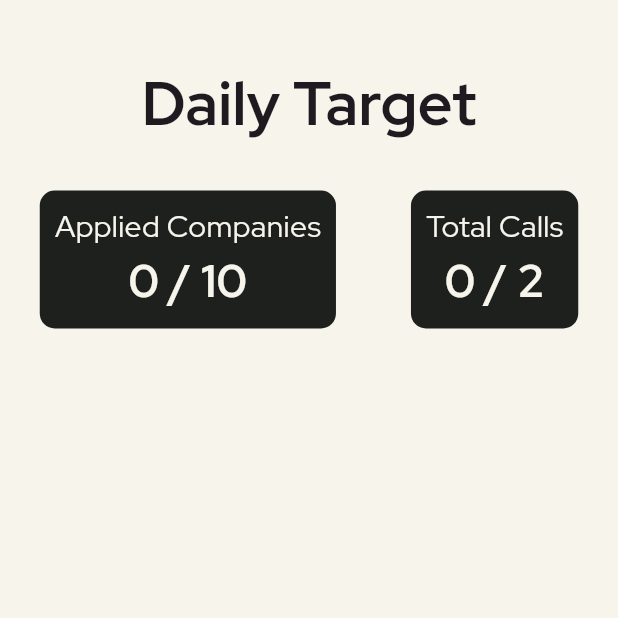
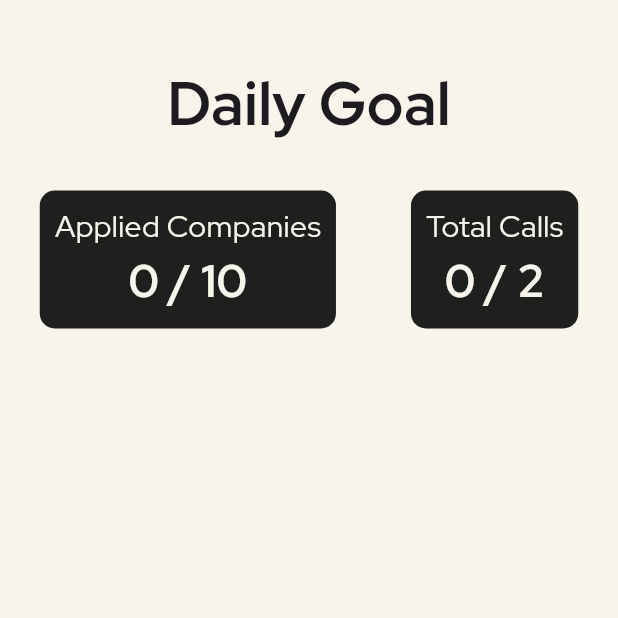
Before and after one commit to mohammedafreedps/JobScope, a Flutter app: the GoalDash screen opened directly, on a phone screen of 412 x 824 dp, the top half of it. Run offline on Flutter 3.47's test engine with Material 3 defaults, Android fonts, the light colour scheme and no system bars; our stand-ins replace fl_chart, google_fonts; missing offline and left inert: bitsdojo_window, gsheets.

Commit message:
Goal text changed

```diff
--- a/lib/screens/home_screen_selector.dart/dash_screens/goal_dash/goal_dash.dart
+++ b/lib/screens/home_screen_selector.dart/dash_screens/goal_dash/goal_dash.dart
@@ -43,7 +43,7 @@ class _GoalDashState extends State<GoalDash> {
               height: 30,
             ),
             const Text(
-              'Daily Target',
+              'Daily Goal',
               style: TextStyle(fontSize: 40, fontWeight: FontWeight.bold),
             ),
             const SizedBox(
```
